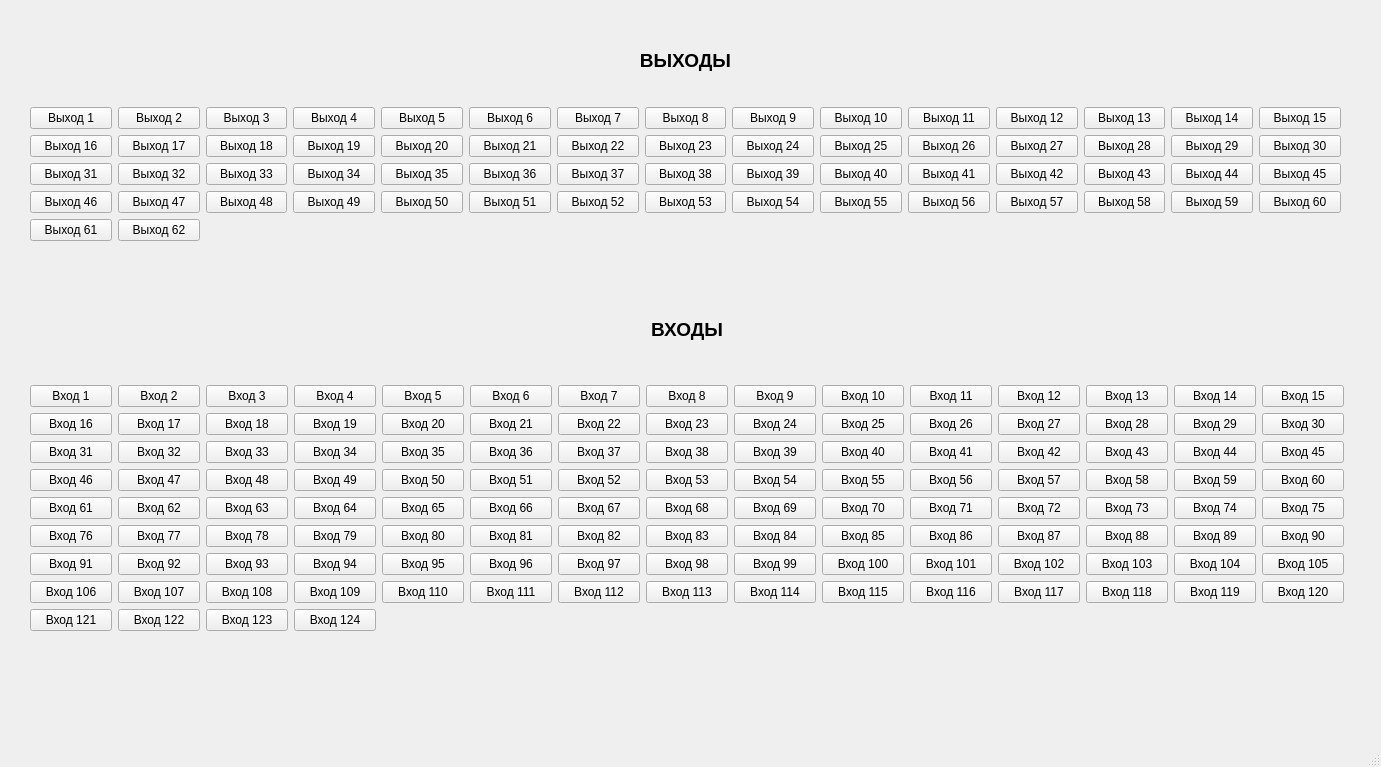
Qt form console_pvkp/console_pvkp/pvkpwindow.ui (ShaninaDaria/busep) before a commit.
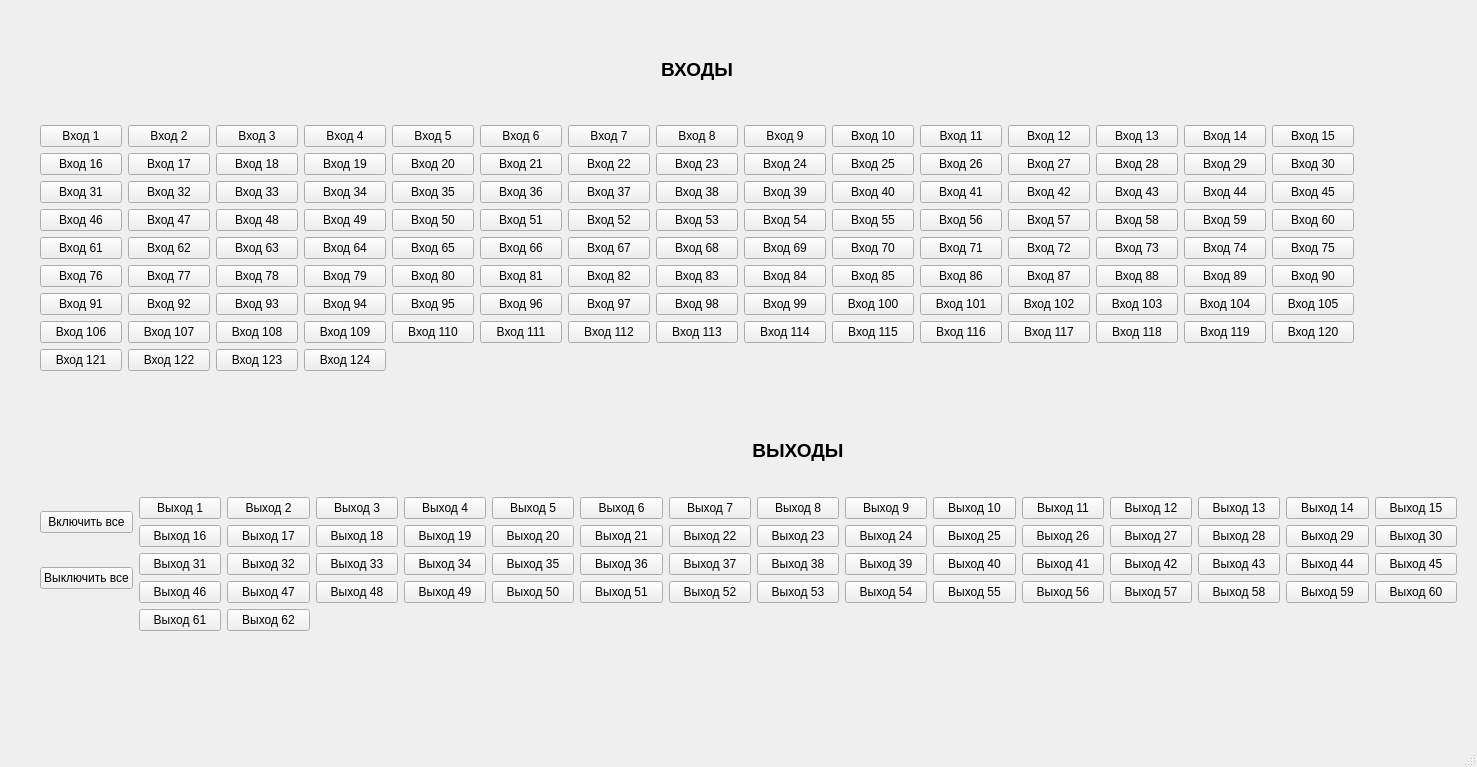
The same form after that commit.

```diff
--- a/console_pvkp/console_pvkp/pvkpwindow.ui
+++ b/console_pvkp/console_pvkp/pvkpwindow.ui
@@ -6,7 +6,7 @@
    <rect>
     <x>0</x>
     <y>0</y>
-    <width>1381</width>
+    <width>1477</width>
     <height>767</height>
    </rect>
   </property>
@@ -17,44 +17,14 @@
    <widget class="QWidget" name="gridLayoutWidget">
     <property name="geometry">
      <rect>
-      <x>30</x>
-      <y>20</y>
-      <width>1311</width>
+      <x>40</x>
+      <y>410</y>
+      <width>1417</width>
       <height>221</height>
      </rect>
     </property>
     <layout class="QGridLayout" name="gridLayout">
-     <item row="3" column="2">
-      <widget class="QPushButton" name="output33">
-       <property name="text">
-        <string>Выход 33</string>
-       </property>
-       <property name="checkable">
-        <bool>true</bool>
-       </property>
-      </widget>
-     </item>
-     <item row="4" column="4">
-      <widget class="QPushButton" name="output50">
-       <property name="text">
-        <string>Выход 50</string>
-       </property>
-       <property name="checkable">
-        <bool>true</bool>
-       </property>
-      </widget>
-     </item>
-     <item row="1" column="9">
-      <widget class="QPushButton" name="output10">
-       <property name="text">
-        <string>Выход 10</string>
-       </property>
-       <property name="checkable">
-        <bool>true</bool>
-       </property>
-      </widget>
-     </item>
-     <item row="2" column="2">
+     <item row="2" column="3">
       <widget class="QPushButton" name="output18">
        <property name="text">
         <string>Выход 18</string>
@@ -64,137 +34,7 @@
        </property>
       </widget>
      </item>
-     <item row="2" column="1">
-      <widget class="QPushButton" name="output17">
-       <property name="text">
-        <string>Выход 17</string>
-       </property>
-       <property name="checkable">
-        <bool>true</bool>
-       </property>
-      </widget>
-     </item>
-     <item row="4" column="3">
-      <widget class="QPushButton" name="output49">
-       <property name="text">
-        <string>Выход 49</string>
-       </property>
-       <property name="checkable">
-        <bool>true</bool>
-       </property>
-      </widget>
-     </item>
-     <item row="4" column="9">
-      <widget class="QPushButton" name="output55">
-       <property name="text">
-        <string>Выход 55</string>
-       </property>
-       <property name="checkable">
-        <bool>true</bool>
-       </property>
-      </widget>
-     </item>
-     <item row="1" column="11">
-      <widget class="QPushButton" name="output12">
-       <property name="text">
-        <string>Выход 12</string>
-       </property>
-       <property name="checkable">
-        <bool>true</bool>
-       </property>
-      </widget>
-     </item>
-     <item row="2" column="13">
-      <widget class="QPushButton" name="output29">
-       <property name="text">
-        <string>Выход 29</string>
-       </property>
-       <property name="checkable">
-        <bool>true</bool>
-       </property>
-      </widget>
-     </item>
-     <item row="1" column="8">
-      <widget class="QPushButton" name="output9">
-       <property name="text">
-        <string>Выход 9</string>
-       </property>
-       <property name="checkable">
-        <bool>true</bool>
-       </property>
-      </widget>
-     </item>
-     <item row="4" column="8">
-      <widget class="QPushButton" name="output54">
-       <property name="text">
-        <string>Выход 54</string>
-       </property>
-       <property name="checkable">
-        <bool>true</bool>
-       </property>
-      </widget>
-     </item>
-     <item row="4" column="14">
-      <widget class="QPushButton" name="output60">
-       <property name="text">
-        <string>Выход 60</string>
-       </property>
-       <property name="checkable">
-        <bool>true</bool>
-       </property>
-      </widget>
-     </item>
-     <item row="1" column="6">
-      <widget class="QPushButton" name="output7">
-       <property name="text">
-        <string>Выход 7</string>
-       </property>
-       <property name="checkable">
-        <bool>true</bool>
-       </property>
-      </widget>
-     </item>
-     <item row="3" column="10">
-      <widget class="QPushButton" name="output41">
-       <property name="text">
-        <string>Выход 41</string>
-       </property>
-       <property name="checkable">
-        <bool>true</bool>
-       </property>
-      </widget>
-     </item>
      <item row="3" column="6">
-      <widget class="QPushButton" name="output37">
-       <property name="text">
-        <string>Выход 37</string>
-       </property>
-       <property name="checkable">
-        <bool>true</bool>
-       </property>
-      </widget>
-     </item>
-     <item row="1" column="7">
-      <widget class="QPushButton" name="output8">
-       <property name="text">
-        <string>Выход 8</string>
-       </property>
-       <property name="checkable">
-        <bool>true</bool>
-       </property>
-      </widget>
-     </item>
-     <item row="4" column="6">
-      <widget class="QPushButton" name="output52">
-       <property name="text">
-        <string>Выход 52</string>
-       </property>
-       <property name="checkable">
-        <bool>true</bool>
-       </property>
-      </widget>
-     </item>
-     <item row="3" column="5">
       <widget class="QPushButton" name="output36">
        <property name="text">
         <string>Выход 36</string>
@@ -204,97 +44,7 @@
        </property>
       </widget>
      </item>
-     <item row="4" column="11">
-      <widget class="QPushButton" name="output57">
-       <property name="text">
-        <string>Выход 57</string>
-       </property>
-       <property name="checkable">
-        <bool>true</bool>
-       </property>
-      </widget>
-     </item>
-     <item row="3" column="8">
-      <widget class="QPushButton" name="output39">
-       <property name="text">
-        <string>Выход 39</string>
-       </property>
-       <property name="checkable">
-        <bool>true</bool>
-       </property>
-      </widget>
-     </item>
-     <item row="2" column="3">
-      <widget class="QPushButton" name="output19">
-       <property name="text">
-        <string>Выход 19</string>
-       </property>
-       <property name="checkable">
-        <bool>true</bool>
-       </property>
-      </widget>
-     </item>
-     <item row="2" column="14">
-      <widget class="QPushButton" name="output30">
-       <property name="text">
-        <string>Выход 30</string>
-       </property>
-       <property name="checkable">
-        <bool>true</bool>
-       </property>
-      </widget>
-     </item>
-     <item row="1" column="4">
-      <widget class="QPushButton" name="output5">
-       <property name="text">
-        <string>Выход 5</string>
-       </property>
-       <property name="checkable">
-        <bool>true</bool>
-       </property>
-      </widget>
-     </item>
-     <item row="4" column="7">
-      <widget class="QPushButton" name="output53">
-       <property name="text">
-        <string>Выход 53</string>
-       </property>
-       <property name="checkable">
-        <bool>true</bool>
-       </property>
-      </widget>
-     </item>
-     <item row="4" column="10">
-      <widget class="QPushButton" name="output56">
-       <property name="text">
-        <string>Выход 56</string>
-       </property>
-       <property name="checkable">
-        <bool>true</bool>
-       </property>
-      </widget>
-     </item>
-     <item row="1" column="10">
-      <widget class="QPushButton" name="output11">
-       <property name="text">
-        <string>Выход 11</string>
-       </property>
-       <property name="checkable">
-        <bool>true</bool>
-       </property>
-      </widget>
-     </item>
-     <item row="3" column="11">
-      <widget class="QPushButton" name="output42">
-       <property name="text">
-        <string>Выход 42</string>
-       </property>
-       <property name="checkable">
-        <bool>true</bool>
-       </property>
-      </widget>
-     </item>
-     <item row="2" column="4">
+     <item row="2" column="5">
       <widget class="QPushButton" name="output20">
        <property name="text">
         <string>Выход 20</string>
@@ -304,27 +54,37 @@
        </property>
       </widget>
      </item>
-     <item row="2" column="10">
-      <widget class="QPushButton" name="output26">
+     <item row="3" column="7">
+      <widget class="QPushButton" name="output37">
        <property name="text">
-        <string>Выход 26</string>
+        <string>Выход 37</string>
        </property>
        <property name="checkable">
         <bool>true</bool>
        </property>
       </widget>
      </item>
-     <item row="3" column="14">
-      <widget class="QPushButton" name="output45">
+     <item row="1" column="12">
+      <widget class="QPushButton" name="output12">
        <property name="text">
-        <string>Выход 45</string>
+        <string>Выход 12</string>
        </property>
        <property name="checkable">
         <bool>true</bool>
        </property>
       </widget>
      </item>
-     <item row="1" column="14">
+     <item row="3" column="3">
+      <widget class="QPushButton" name="output33">
+       <property name="text">
+        <string>Выход 33</string>
+       </property>
+       <property name="checkable">
+        <bool>true</bool>
+       </property>
+      </widget>
+     </item>
+     <item row="1" column="15">
       <widget class="QPushButton" name="output15">
        <property name="text">
         <string>Выход 15</string>
@@ -334,17 +94,77 @@
        </property>
       </widget>
      </item>
-     <item row="3" column="9">
-      <widget class="QPushButton" name="output40">
+     <item row="2" column="2">
+      <widget class="QPushButton" name="output17">
        <property name="text">
-        <string>Выход 40</string>
+        <string>Выход 17</string>
        </property>
        <property name="checkable">
         <bool>true</bool>
        </property>
       </widget>
      </item>
-     <item row="1" column="3">
+     <item row="5" column="1">
+      <widget class="QPushButton" name="output61">
+       <property name="text">
+        <string>Выход 61</string>
+       </property>
+       <property name="checkable">
+        <bool>true</bool>
+       </property>
+      </widget>
+     </item>
+     <item row="2" column="12">
+      <widget class="QPushButton" name="output27">
+       <property name="text">
+        <string>Выход 27</string>
+       </property>
+       <property name="checkable">
+        <bool>true</bool>
+       </property>
+      </widget>
+     </item>
+     <item row="2" column="1">
+      <widget class="QPushButton" name="output16">
+       <property name="text">
+        <string>Выход 16</string>
+       </property>
+       <property name="checkable">
+        <bool>true</bool>
+       </property>
+      </widget>
+     </item>
+     <item row="1" column="13">
+      <widget class="QPushButton" name="output13">
+       <property name="text">
+        <string>Выход 13</string>
+       </property>
+       <property name="checkable">
+        <bool>true</bool>
+       </property>
+      </widget>
+     </item>
+     <item row="4" column="13">
+      <widget class="QPushButton" name="output58">
+       <property name="text">
+        <string>Выход 58</string>
+       </property>
+       <property name="checkable">
+        <bool>true</bool>
+       </property>
+      </widget>
+     </item>
+     <item row="1" column="9">
+      <widget class="QPushButton" name="output9">
+       <property name="text">
+        <string>Выход 9</string>
+       </property>
+       <property name="checkable">
+        <bool>true</bool>
+       </property>
+      </widget>
+     </item>
+     <item row="1" column="4">
       <widget class="QPushButton" name="output4">
        <property name="text">
         <string>Выход 4</string>
@@ -354,53 +174,87 @@
        </property>
       </widget>
      </item>
-     <item row="3" column="4">
-      <widget class="QPushButton" name="output35">
+     <item row="1" column="3">
+      <widget class="QPushButton" name="output3">
        <property name="text">
-        <string>Выход 35</string>
+        <string>Выход 3</string>
        </property>
        <property name="checkable">
         <bool>true</bool>
        </property>
       </widget>
      </item>
-     <item row="4" column="5">
-      <widget class="QPushButton" name="output51">
+     <item row="3" column="12">
+      <widget class="QPushButton" name="output42">
        <property name="text">
-        <string>Выход 51</string>
+        <string>Выход 42</string>
        </property>
        <property name="checkable">
         <bool>true</bool>
        </property>
       </widget>
      </item>
-     <item row="1" column="0">
-      <widget class="QPushButton" name="output1">
-       <property name="enabled">
-        <bool>true</bool>
-       </property>
+     <item row="1" column="14">
+      <widget class="QPushButton" name="output14">
        <property name="text">
-        <string>Выход 1</string>
+        <string>Выход 14</string>
        </property>
        <property name="checkable">
         <bool>true</bool>
        </property>
-       <property name="flat">
-        <bool>false</bool>
-       </property>
       </widget>
      </item>
      <item row="4" column="1">
-      <widget class="QPushButton" name="output47">
+      <widget class="QPushButton" name="output46">
        <property name="text">
-        <string>Выход 47</string>
+        <string>Выход 46</string>
        </property>
        <property name="checkable">
         <bool>true</bool>
        </property>
       </widget>
      </item>
-     <item row="2" column="6">
+     <item row="3" column="14">
+      <widget class="QPushButton" name="output44">
+       <property name="text">
+        <string>Выход 44</string>
+       </property>
+       <property name="checkable">
+        <bool>true</bool>
+       </property>
+      </widget>
+     </item>
+     <item row="1" column="11">
+      <widget class="QPushButton" name="output11">
+       <property name="text">
+        <string>Выход 11</string>
+       </property>
+       <property name="checkable">
+        <bool>true</bool>
+       </property>
+      </widget>
+     </item>
+     <item row="4" column="8">
+      <widget class="QPushButton" name="output53">
+       <property name="text">
+        <string>Выход 53</string>
+       </property>
+       <property name="checkable">
+        <bool>true</bool>
+       </property>
+      </widget>
+     </item>
+     <item row="1" column="8">
+      <widget class="QPushButton" name="output8">
+       <property name="text">
+        <string>Выход 8</string>
+       </property>
+       <property name="checkable">
+        <bool>true</bool>
+       </property>
+      </widget>
+     </item>
+     <item row="2" column="7">
       <widget class="QPushButton" name="output22">
        <property name="text">
         <string>Выход 22</string>
@@ -410,37 +264,54 @@
        </property>
       </widget>
      </item>
-     <item row="4" column="2">
-      <widget class="QPushButton" name="output48">
+     <item row="0" column="1" colspan="15">
+      <widget class="QLabel" name="label">
+       <property name="font">
+        <font>
+         <pointsize>14</pointsize>
+         <weight>75</weight>
+         <bold>true</bold>
+        </font>
+       </property>
        <property name="text">
-        <string>Выход 48</string>
+        <string>ВЫХОДЫ</string>
        </property>
+       <property name="alignment">
+        <set>Qt::AlignCenter</set>
+       </property>
+      </widget>
+     </item>
+     <item row="4" column="7">
+      <widget class="QPushButton" name="output52">
+       <property name="text">
+        <string>Выход 52</string>
+       </property>
        <property name="checkable">
         <bool>true</bool>
        </property>
       </widget>
      </item>
-     <item row="3" column="12">
-      <widget class="QPushButton" name="output43">
+     <item row="3" column="11">
+      <widget class="QPushButton" name="output41">
        <property name="text">
-        <string>Выход 43</string>
+        <string>Выход 41</string>
        </property>
        <property name="checkable">
         <bool>true</bool>
        </property>
       </widget>
      </item>
-     <item row="2" column="11">
-      <widget class="QPushButton" name="output27">
+     <item row="5" column="2">
+      <widget class="QPushButton" name="output62">
        <property name="text">
-        <string>Выход 27</string>
+        <string>Выход 62</string>
        </property>
        <property name="checkable">
         <bool>true</bool>
        </property>
       </widget>
      </item>
-     <item row="1" column="1">
+     <item row="1" column="2">
       <widget class="QPushButton" name="output2">
        <property name="text">
         <string>Выход 2</string>
@@ -450,17 +321,7 @@
        </property>
       </widget>
      </item>
-     <item row="2" column="0">
-      <widget class="QPushButton" name="output16">
-       <property name="text">
-        <string>Выход 16</string>
-       </property>
-       <property name="checkable">
-        <bool>true</bool>
-       </property>
-      </widget>
-     </item>
-     <item row="2" column="12">
+     <item row="2" column="13">
       <widget class="QPushButton" name="output28">
        <property name="text">
         <string>Выход 28</string>
@@ -470,17 +331,7 @@
        </property>
       </widget>
      </item>
-     <item row="1" column="12">
-      <widget class="QPushButton" name="output13">
-       <property name="text">
-        <string>Выход 13</string>
-       </property>
-       <property name="checkable">
-        <bool>true</bool>
-       </property>
-      </widget>
-     </item>
-     <item row="2" column="8">
+     <item row="2" column="9">
       <widget class="QPushButton" name="output24">
        <property name="text">
         <string>Выход 24</string>
@@ -490,17 +341,7 @@
        </property>
       </widget>
      </item>
-     <item row="4" column="12">
-      <widget class="QPushButton" name="output58">
-       <property name="text">
-        <string>Выход 58</string>
-       </property>
-       <property name="checkable">
-        <bool>true</bool>
-       </property>
-      </widget>
-     </item>
-     <item row="1" column="5">
+     <item row="1" column="6">
       <widget class="QPushButton" name="output6">
        <property name="text">
         <string>Выход 6</string>
@@ -510,27 +351,37 @@
        </property>
       </widget>
      </item>
-     <item row="3" column="3">
-      <widget class="QPushButton" name="output34">
+     <item row="4" column="9">
+      <widget class="QPushButton" name="output54">
        <property name="text">
-        <string>Выход 34</string>
+        <string>Выход 54</string>
        </property>
        <property name="checkable">
         <bool>true</bool>
        </property>
       </widget>
      </item>
-     <item row="4" column="13">
-      <widget class="QPushButton" name="output59">
+     <item row="2" column="14">
+      <widget class="QPushButton" name="output29">
        <property name="text">
-        <string>Выход 59</string>
+        <string>Выход 29</string>
        </property>
        <property name="checkable">
         <bool>true</bool>
        </property>
       </widget>
      </item>
-     <item row="2" column="9">
+     <item row="3" column="5">
+      <widget class="QPushButton" name="output35">
+       <property name="text">
+        <string>Выход 35</string>
+       </property>
+       <property name="checkable">
+        <bool>true</bool>
+       </property>
+      </widget>
+     </item>
+     <item row="2" column="10">
       <widget class="QPushButton" name="output25">
        <property name="text">
         <string>Выход 25</string>
@@ -540,17 +391,7 @@
        </property>
       </widget>
      </item>
-     <item row="1" column="13">
-      <widget class="QPushButton" name="output14">
-       <property name="text">
-        <string>Выход 14</string>
-       </property>
-       <property name="checkable">
-        <bool>true</bool>
-       </property>
-      </widget>
-     </item>
-     <item row="3" column="7">
+     <item row="3" column="8">
       <widget class="QPushButton" name="output38">
        <property name="text">
         <string>Выход 38</string>
@@ -560,17 +401,7 @@
        </property>
       </widget>
      </item>
-     <item row="4" column="0">
-      <widget class="QPushButton" name="output46">
-       <property name="text">
-        <string>Выход 46</string>
-       </property>
-       <property name="checkable">
-        <bool>true</bool>
-       </property>
-      </widget>
-     </item>
-     <item row="2" column="7">
+     <item row="2" column="8">
       <widget class="QPushButton" name="output23">
        <property name="text">
         <string>Выход 23</string>
@@ -580,47 +411,87 @@
        </property>
       </widget>
      </item>
-     <item row="3" column="13">
-      <widget class="QPushButton" name="output44">
+     <item row="2" column="4">
+      <widget class="QPushButton" name="output19">
        <property name="text">
-        <string>Выход 44</string>
+        <string>Выход 19</string>
        </property>
        <property name="checkable">
         <bool>true</bool>
        </property>
       </widget>
      </item>
-     <item row="1" column="2">
-      <widget class="QPushButton" name="output3">
+     <item row="1" column="5">
+      <widget class="QPushButton" name="output5">
        <property name="text">
-        <string>Выход 3</string>
+        <string>Выход 5</string>
        </property>
        <property name="checkable">
-        <bool>false</bool>
+        <bool>true</bool>
        </property>
       </widget>
      </item>
-     <item row="2" column="5">
-      <widget class="QPushButton" name="output21">
+     <item row="4" column="12">
+      <widget class="QPushButton" name="output57">
        <property name="text">
-        <string>Выход 21</string>
+        <string>Выход 57</string>
        </property>
        <property name="checkable">
         <bool>true</bool>
        </property>
       </widget>
      </item>
-     <item row="3" column="0">
-      <widget class="QPushButton" name="output31">
+     <item row="4" column="11">
+      <widget class="QPushButton" name="output56">
        <property name="text">
-        <string>Выход 31</string>
+        <string>Выход 56</string>
        </property>
        <property name="checkable">
         <bool>true</bool>
        </property>
       </widget>
      </item>
-     <item row="3" column="1">
+     <item row="4" column="2">
+      <widget class="QPushButton" name="output47">
+       <property name="text">
+        <string>Выход 47</string>
+       </property>
+       <property name="checkable">
+        <bool>true</bool>
+       </property>
+      </widget>
+     </item>
+     <item row="4" column="3">
+      <widget class="QPushButton" name="output48">
+       <property name="text">
+        <string>Выход 48</string>
+       </property>
+       <property name="checkable">
+        <bool>true</bool>
+       </property>
+      </widget>
+     </item>
+     <item row="4" column="14">
+      <widget class="QPushButton" name="output59">
+       <property name="text">
+        <string>Выход 59</string>
+       </property>
+       <property name="checkable">
+        <bool>true</bool>
+       </property>
+      </widget>
+     </item>
+     <item row="4" column="5">
+      <widget class="QPushButton" name="output50">
+       <property name="text">
+        <string>Выход 50</string>
+       </property>
+       <property name="checkable">
+        <bool>true</bool>
+       </property>
+      </widget>
+     </item>
+     <item row="3" column="2">
       <widget class="QPushButton" name="output32">
        <property name="text">
         <string>Выход 32</string>
@@ -630,40 +501,183 @@
        </property>
       </widget>
      </item>
-     <item row="5" column="1">
-      <widget class="QPushButton" name="output62">
+     <item row="3" column="1">
+      <widget class="QPushButton" name="output31">
        <property name="text">
-        <string>Выход 62</string>
+        <string>Выход 31</string>
        </property>
        <property name="checkable">
         <bool>true</bool>
        </property>
       </widget>
      </item>
-     <item row="5" column="0">
-      <widget class="QPushButton" name="output61">
+     <item row="4" column="4">
+      <widget class="QPushButton" name="output49">
        <property name="text">
-        <string>Выход 61</string>
+        <string>Выход 49</string>
        </property>
        <property name="checkable">
         <bool>true</bool>
        </property>
       </widget>
      </item>
-     <item row="0" column="0" colspan="15">
-      <widget class="QLabel" name="label">
-       <property name="font">
-        <font>
-         <pointsize>14</pointsize>
-         <weight>75</weight>
-         <bold>true</bold>
-        </font>
+     <item row="1" column="1">
+      <widget class="QPushButton" name="output1">
+       <property name="enabled">
+        <bool>true</bool>
        </property>
        <property name="text">
-        <string>ВЫХОДЫ</string>
+        <string>Выход 1</string>
        </property>
-       <property name="alignment">
-        <set>Qt::AlignCenter</set>
+       <property name="checkable">
+        <bool>true</bool>
+       </property>
+       <property name="flat">
+        <bool>false</bool>
+       </property>
+      </widget>
+     </item>
+     <item row="3" column="13">
+      <widget class="QPushButton" name="output43">
+       <property name="text">
+        <string>Выход 43</string>
+       </property>
+       <property name="checkable">
+        <bool>true</bool>
+       </property>
+      </widget>
+     </item>
+     <item row="4" column="6">
+      <widget class="QPushButton" name="output51">
+       <property name="text">
+        <string>Выход 51</string>
+       </property>
+       <property name="checkable">
+        <bool>true</bool>
+       </property>
+      </widget>
+     </item>
+     <item row="2" column="15">
+      <widget class="QPushButton" name="output30">
+       <property name="text">
+        <string>Выход 30</string>
+       </property>
+       <property name="checkable">
+        <bool>true</bool>
+       </property>
+      </widget>
+     </item>
+     <item row="3" column="9">
+      <widget class="QPushButton" name="output39">
+       <property name="text">
+        <string>Выход 39</string>
+       </property>
+       <property name="checkable">
+        <bool>true</bool>
+       </property>
+      </widget>
+     </item>
+     <item row="4" column="15">
+      <widget class="QPushButton" name="output60">
+       <property name="text">
+        <string>Выход 60</string>
+       </property>
+       <property name="checkable">
+        <bool>true</bool>
+       </property>
+      </widget>
+     </item>
+     <item row="3" column="15">
+      <widget class="QPushButton" name="output45">
+       <property name="text">
+        <string>Выход 45</string>
+       </property>
+       <property name="checkable">
+        <bool>true</bool>
+       </property>
+      </widget>
+     </item>
+     <item row="3" column="4">
+      <widget class="QPushButton" name="output34">
+       <property name="text">
+        <string>Выход 34</string>
+       </property>
+       <property name="checkable">
+        <bool>true</bool>
+       </property>
+      </widget>
+     </item>
+     <item row="1" column="10">
+      <widget class="QPushButton" name="output10">
+       <property name="text">
+        <string>Выход 10</string>
+       </property>
+       <property name="checkable">
+        <bool>true</bool>
+       </property>
+      </widget>
+     </item>
+     <item row="3" column="10">
+      <widget class="QPushButton" name="output40">
+       <property name="text">
+        <string>Выход 40</string>
+       </property>
+       <property name="checkable">
+        <bool>true</bool>
+       </property>
+      </widget>
+     </item>
+     <item row="2" column="6">
+      <widget class="QPushButton" name="output21">
+       <property name="text">
+        <string>Выход 21</string>
+       </property>
+       <property name="checkable">
+        <bool>true</bool>
+       </property>
+      </widget>
+     </item>
+     <item row="4" column="10">
+      <widget class="QPushButton" name="output55">
+       <property name="text">
+        <string>Выход 55</string>
+       </property>
+       <property name="checkable">
+        <bool>true</bool>
+       </property>
+      </widget>
+     </item>
+     <item row="1" column="7">
+      <widget class="QPushButton" name="output7">
+       <property name="text">
+        <string>Выход 7</string>
+       </property>
+       <property name="checkable">
+        <bool>true</bool>
+       </property>
+      </widget>
+     </item>
+     <item row="2" column="11">
+      <widget class="QPushButton" name="output26">
+       <property name="text">
+        <string>Выход 26</string>
+       </property>
+       <property name="checkable">
+        <bool>true</bool>
+       </property>
+      </widget>
+     </item>
+     <item row="1" column="0" rowspan="2">
+      <widget class="QPushButton" name="allOutputsOn">
+       <property name="text">
+        <string>Включить все</string>
+       </property>
+      </widget>
+     </item>
+     <item row="3" column="0" rowspan="2">
+      <widget class="QPushButton" name="allOutputsOff">
+       <property name="text">
+        <string>Выключить все</string>
        </property>
       </widget>
      </item>
@@ -672,8 +686,8 @@
    <widget class="QWidget" name="gridLayoutWidget_3">
     <property name="geometry">
      <rect>
-      <x>30</x>
-      <y>280</y>
+      <x>40</x>
+      <y>20</y>
       <width>1314</width>
       <height>351</height>
      </rect>
```
Left out of the diff: 2 changed lines with no effect on the pictures.
